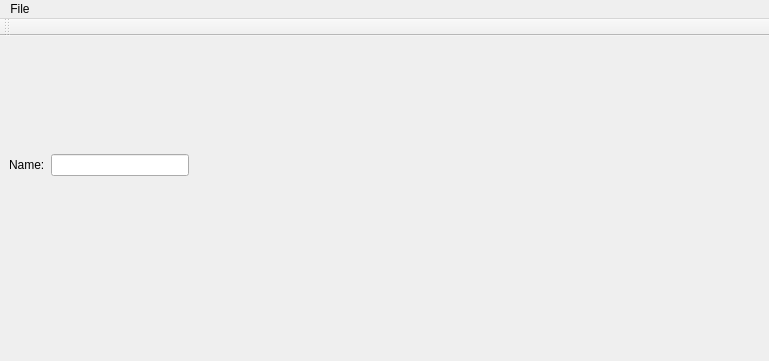
Above: ui/mainWindow.ui from FBLordn/BewertungsHelfer before the change; both pictures show x 0 to 769 and y 0 to 361 of the 769 by 585 pixel window. Below: the same form after it.
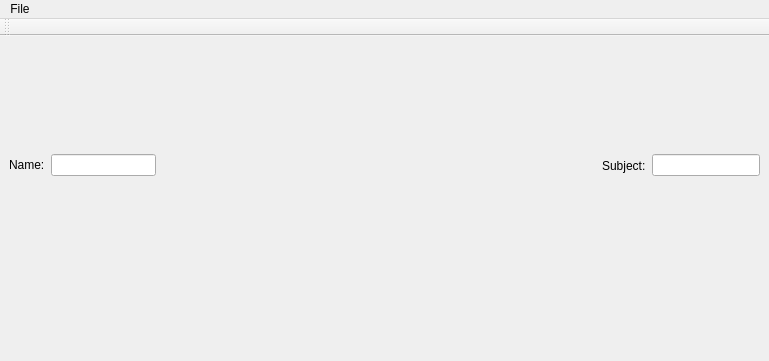
That is the form after the change.

Commit message: feet: add subject and compile

```diff
--- a/ui/mainWindow.ui
+++ b/ui/mainWindow.ui
@@ -16,7 +16,7 @@
   <widget class="QWidget" name="centralwidget">
    <layout class="QVBoxLayout" name="verticalLayout_2" stretch="1,1,8,1">
     <item>
-     <layout class="QHBoxLayout" name="nameBox" stretch="1,1,0,4">
+     <layout class="QHBoxLayout" name="nameBox" stretch="1,1,0,4,0,0">
       <item>
        <widget class="QLabel" name="nameTag">
         <property name="sizePolicy">
@@ -59,6 +59,16 @@
         </property>
        </spacer>
       </item>
+      <item>
+       <widget class="QLabel" name="subjectTag">
+        <property name="text">
+         <string>Subject:</string>
+        </property>
+       </widget>
+      </item>
+      <item>
+       <widget class="QLineEdit" name="subjectInput"/>
+      </item>
      </layout>
     </item>
     <item>
```
The commit also changes 6 other files.
